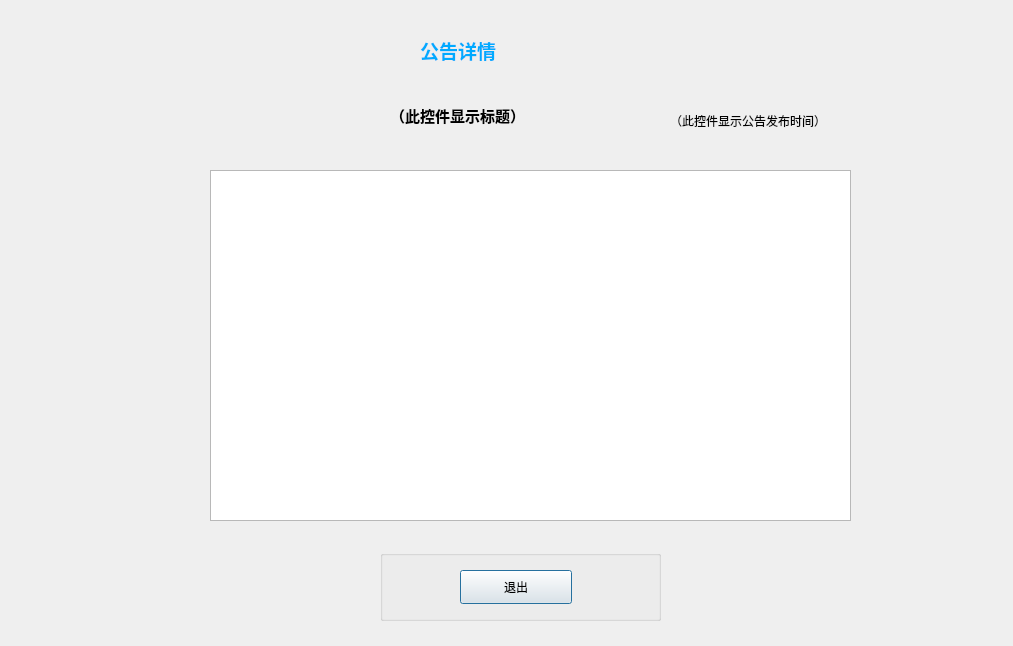
Before: the Qt Designer form Library/Library/BoardDetail.ui in belowthetree/LibrarySystem, drawn with Qt 5.
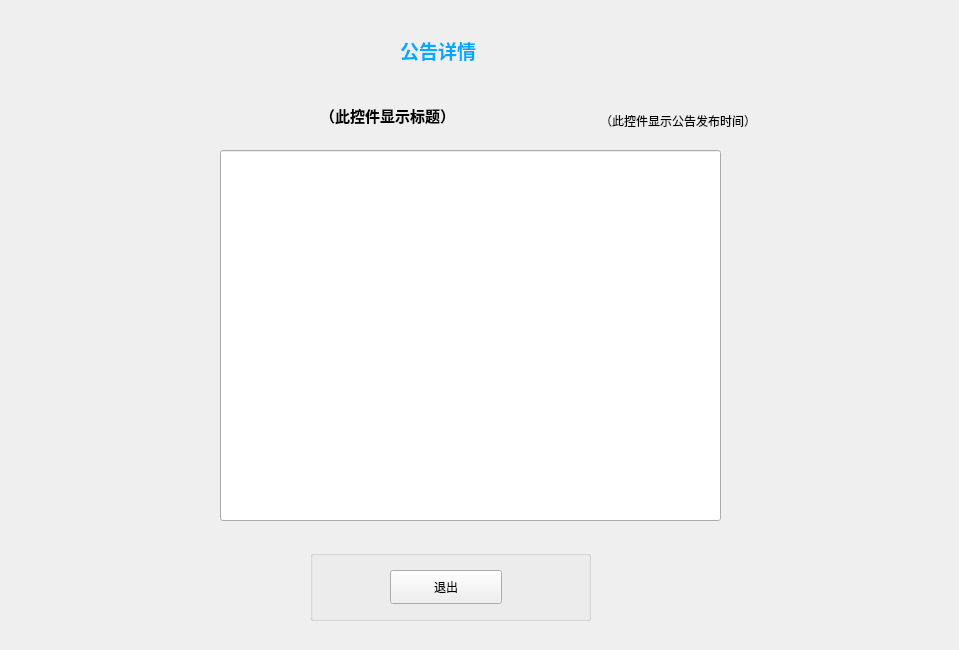
After: the same form once the commit is applied.

Diff of the .ui file:
```diff
--- a/Library/Library/BoardDetail.ui
+++ b/Library/Library/BoardDetail.ui
@@ -1,13 +1,13 @@
 <?xml version="1.0" encoding="UTF-8"?>
 <ui version="4.0">
  <class>BoardDetail</class>
- <widget class="QDialog" name="BoardDetail">
+ <widget class="QWidget" name="BoardDetail">
   <property name="geometry">
    <rect>
     <x>0</x>
     <y>0</y>
-    <width>1013</width>
-    <height>646</height>
+    <width>959</width>
+    <height>650</height>
    </rect>
   </property>
   <property name="contextMenuPolicy">
@@ -16,10 +16,36 @@
   <property name="windowTitle">
    <string>BoardDetail</string>
   </property>
+  <widget class="QLabel" name="label">
+   <property name="geometry">
+    <rect>
+     <x>400</x>
+     <y>30</y>
+     <width>131</width>
+     <height>41</height>
+    </rect>
+   </property>
+   <property name="text">
+    <string>&lt;html&gt;&lt;head/&gt;&lt;body&gt;&lt;p&gt;&lt;span style=&quot; font-size:14pt; font-weight:600; color:#00aaff;&quot;&gt;公告详情&lt;/span&gt;&lt;/p&gt;&lt;/body&gt;&lt;/html&gt;</string>
+   </property>
+  </widget>
+  <widget class="QLabel" name="label_2">
+   <property name="geometry">
+    <rect>
+     <x>320</x>
+     <y>100</y>
+     <width>201</width>
+     <height>31</height>
+    </rect>
+   </property>
+   <property name="text">
+    <string>&lt;html&gt;&lt;head/&gt;&lt;body&gt;&lt;p&gt;&lt;span style=&quot; font-size:11pt; font-weight:600;&quot;&gt;（此控件显示标题）&lt;/span&gt;&lt;/p&gt;&lt;/body&gt;&lt;/html&gt;</string>
+   </property>
+  </widget>
   <widget class="QGroupBox" name="groupBox">
    <property name="geometry">
     <rect>
-     <x>380</x>
+     <x>310</x>
      <y>550</y>
      <width>281</width>
      <height>71</height>
@@ -42,46 +68,10 @@
     </property>
    </widget>
   </widget>
-  <widget class="QLabel" name="label">
-   <property name="geometry">
-    <rect>
-     <x>420</x>
-     <y>30</y>
-     <width>131</width>
-     <height>41</height>
-    </rect>
-   </property>
-   <property name="text">
-    <string>&lt;html&gt;&lt;head/&gt;&lt;body&gt;&lt;p&gt;&lt;span style=&quot; font-size:14pt; font-weight:600; color:#00aaff;&quot;&gt;公告详情&lt;/span&gt;&lt;/p&gt;&lt;/body&gt;&lt;/html&gt;</string>
-   </property>
-  </widget>
-  <widget class="QTextBrowser" name="textBrowser">
-   <property name="geometry">
-    <rect>
-     <x>210</x>
-     <y>170</y>
-     <width>641</width>
-     <height>351</height>
-    </rect>
-   </property>
-  </widget>
-  <widget class="QLabel" name="label_2">
-   <property name="geometry">
-    <rect>
-     <x>390</x>
-     <y>100</y>
-     <width>201</width>
-     <height>31</height>
-    </rect>
-   </property>
-   <property name="text">
-    <string>&lt;html&gt;&lt;head/&gt;&lt;body&gt;&lt;p&gt;&lt;span style=&quot; font-size:11pt; font-weight:600;&quot;&gt;（此控件显示标题）&lt;/span&gt;&lt;/p&gt;&lt;/body&gt;&lt;/html&gt;</string>
-   </property>
-  </widget>
   <widget class="QLabel" name="label_3">
    <property name="geometry">
     <rect>
-     <x>670</x>
+     <x>600</x>
      <y>110</y>
      <width>241</width>
      <height>21</height>
@@ -91,7 +81,18 @@
     <string>（此控件显示公告发布时间）</string>
    </property>
   </widget>
+  <widget class="QLineEdit" name="lineEdit">
+   <property name="geometry">
+    <rect>
+     <x>220</x>
+     <y>150</y>
+     <width>501</width>
+     <height>371</height>
+    </rect>
+   </property>
+  </widget>
  </widget>
+ <layoutdefault spacing="6" margin="11"/>
  <resources/>
  <connections/>
 </ui>
```
Left out of the diff: 3 changed lines with no effect on the pictures.
